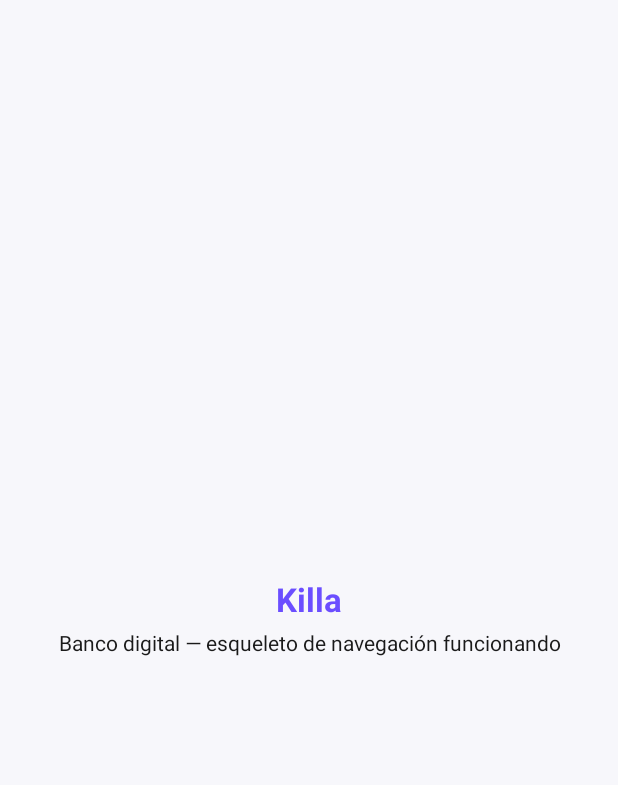
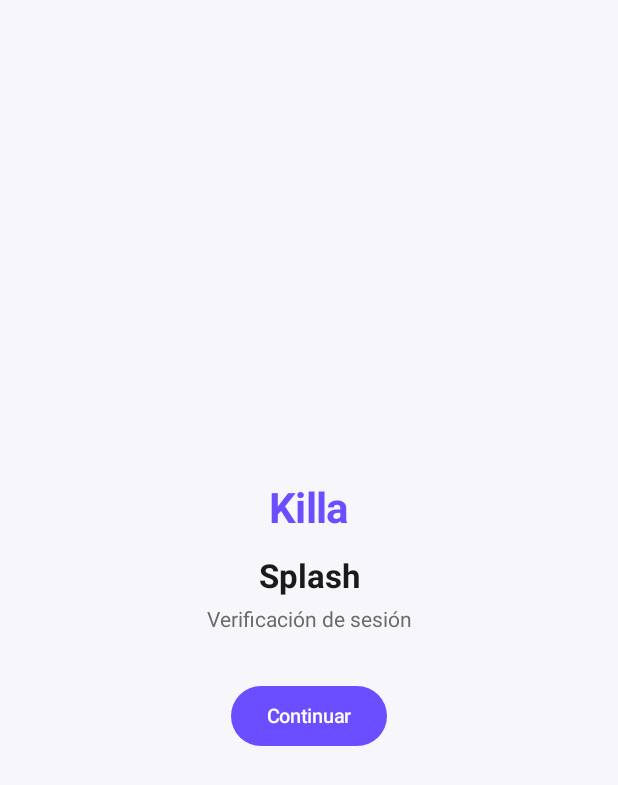
Before and after one commit to MartinSoftware/killa, an Android app built with Jetpack Compose: the PlaceholderScreen screen opened through its navigation route, on a phone screen of 412 x 824 dp. Shown: the top 785 px of the screen. Run offline under Robolectric (Android 15) with nearby library versions, the phone set to English and light mode, and no system bars; our stand-ins replace Dagger/Hilt's generated code.

Commit message:
feat(nav): datos fake, modelos de dominio y navegación base con 8 rutas

```diff
--- a/android/app/src/main/java/com/killa/app/ui/navigation/KillaNavHost.kt
+++ b/android/app/src/main/java/com/killa/app/ui/navigation/KillaNavHost.kt
@@ -1,10 +1,21 @@
 package com.killa.app.ui.navigation
 
+import androidx.compose.foundation.layout.Arrangement
+import androidx.compose.foundation.layout.Column
+import androidx.compose.foundation.layout.fillMaxSize
+import androidx.compose.foundation.layout.padding
+import androidx.compose.material3.Button
+import androidx.compose.material3.MaterialTheme
+import androidx.compose.material3.Surface
+import androidx.compose.material3.Text
 import androidx.compose.runtime.Composable
+import androidx.compose.ui.Alignment
+import androidx.compose.ui.Modifier
+import androidx.compose.ui.text.style.TextAlign
+import androidx.compose.ui.unit.dp
 import androidx.navigation.compose.NavHost
 import androidx.navigation.compose.composable
 import androidx.navigation.compose.rememberNavController
-import com.killa.app.ui.screens.HomePlaceholderScreen
 
 @Composable
 fun KillaNavHost() {
@@ -12,10 +23,120 @@ fun KillaNavHost() {
 
     NavHost(
         navController = navController,
-        startDestination = Rutas.HOME   // temporal; cambiará a SPLASH
+        startDestination = Rutas.SPLASH
     ) {
+        composable(Rutas.SPLASH) {
+            PlaceholderScreen(
+                titulo = "Splash",
+                descripcion = "Verificación de sesión",
+                onContinuar = {
+                    navController.navigate(Rutas.LOGIN) {
+                        popUpTo(Rutas.SPLASH) { inclusive = true }
+                    }
+                }
+            )
+        }
+
+        composable(Rutas.LOGIN) {
+            PlaceholderScreen(
+                titulo = "Login",
+                descripcion = "Correo + PIN",
+                onContinuar = {
+                    navController.navigate(Rutas.HOME) {
+                        popUpTo(Rutas.LOGIN) { inclusive = true }
+                    }
+                }
+            )
+        }
+
+        composable(Rutas.REGISTRO) {
+            PlaceholderScreen(
+                titulo = "Registro",
+                descripcion = "Flujo multi-paso",
+                onContinuar = {
+                    navController.navigate(Rutas.HOME) {
+                        popUpTo(Rutas.LOGIN) { inclusive = true }
+                    }
+                }
+            )
+        }
+
         composable(Rutas.HOME) {
-            HomePlaceholderScreen()
+            PlaceholderScreen(
+                titulo = "Home",
+                descripcion = "Saldo + accesos rápidos",
+                onContinuar = { navController.navigate(Rutas.HISTORIAL) }
+            )
+        }
+
+        composable(Rutas.HISTORIAL) {
+            PlaceholderScreen(
+                titulo = "Historial",
+                descripcion = "Lista de movimientos",
+                onContinuar = { navController.popBackStack() }
+            )
+        }
+
+        composable(Rutas.PERFIL) {
+            PlaceholderScreen(
+                titulo = "Perfil",
+                descripcion = "Datos del usuario + logout",
+                onContinuar = { navController.popBackStack() }
+            )
+        }
+
+        composable(Rutas.TRANSFERIR) {
+            PlaceholderScreen(
+                titulo = "Transferir",
+                descripcion = "Interno / externo vía Hub",
+                onContinuar = { navController.popBackStack() }
+            )
         }
     }
 }
+
+/**
+ * Placeholder temporal para validar navegación antes de implementar cada pantalla.
+ * Se reemplaza por el Screen real en el Bloque 4.4.
+ */
+@Composable
+private fun PlaceholderScreen(
+    titulo: String,
+    descripcion: String,
+    onContinuar: () -> Unit
+) {
+    Surface(
+        modifier = Modifier.fillMaxSize(),
+        color = MaterialTheme.colorScheme.background
+    ) {
+        Column(
+            modifier = Modifier
+                .fillMaxSize()
+                .padding(24.dp),
+            horizontalAlignment = Alignment.CenterHorizontally,
+            verticalArrangement = Arrangement.Center
+        ) {
+            Text(
+                text = "Killa",
+                style = MaterialTheme.typography.displayMedium,
+                color = MaterialTheme.colorScheme.primary
+            )
+            Text(
+                text = titulo,
+                style = MaterialTheme.typography.headlineLarge,
+                textAlign = TextAlign.Center,
+                modifier = Modifier.padding(top = 16.dp)
+            )
+            Text(
+                text = descripcion,
+                style = MaterialTheme.typography.bodyMedium,
+                color = MaterialTheme.colorScheme.onSurfaceVariant,
+                textAlign = TextAlign.Center,
+                modifier = Modifier.padding(top = 8.dp, bottom = 32.dp)
+            )
+            Button(onClick = onContinuar) {
+                Text("Continuar")
+            }
+        }
+    }
+}
--- a/android/app/src/main/java/com/killa/app/ui/navigation/Rutas.kt
+++ b/android/app/src/main/java/com/killa/app/ui/navigation/Rutas.kt
@@ -10,7 +10,6 @@ object Rutas {
     const val REGISTRO = "registro"
     const val HOME = "home"
     const val HISTORIAL = "historial"
-    const val TRANSFERENCIA_INTERNA = "transferencia_interna"
-    const val TRANSFERENCIA_EXTERNA = "transferencia_externa"
+    const val TRANSFERIR = "transferir"
     const val PERFIL = "perfil"
 }
```
Also changed, not shown: android/app/src/main/java/com/killa/app/data/fake/FakeData.kt (added, +98 -0 lines), android/app/src/main/java/com/killa/app/domain/model/Banco.kt (added, +8 -0 lines), android/app/src/main/java/com/killa/app/domain/model/Cuenta.kt (added, +9 -0 lines), android/app/src/main/java/com/killa/app/domain/model/Movimiento.kt (added, +15 -0 lines), android/app/src/main/java/com/killa/app/domain/model/Usuario.kt (added, +10 -0 lines).
